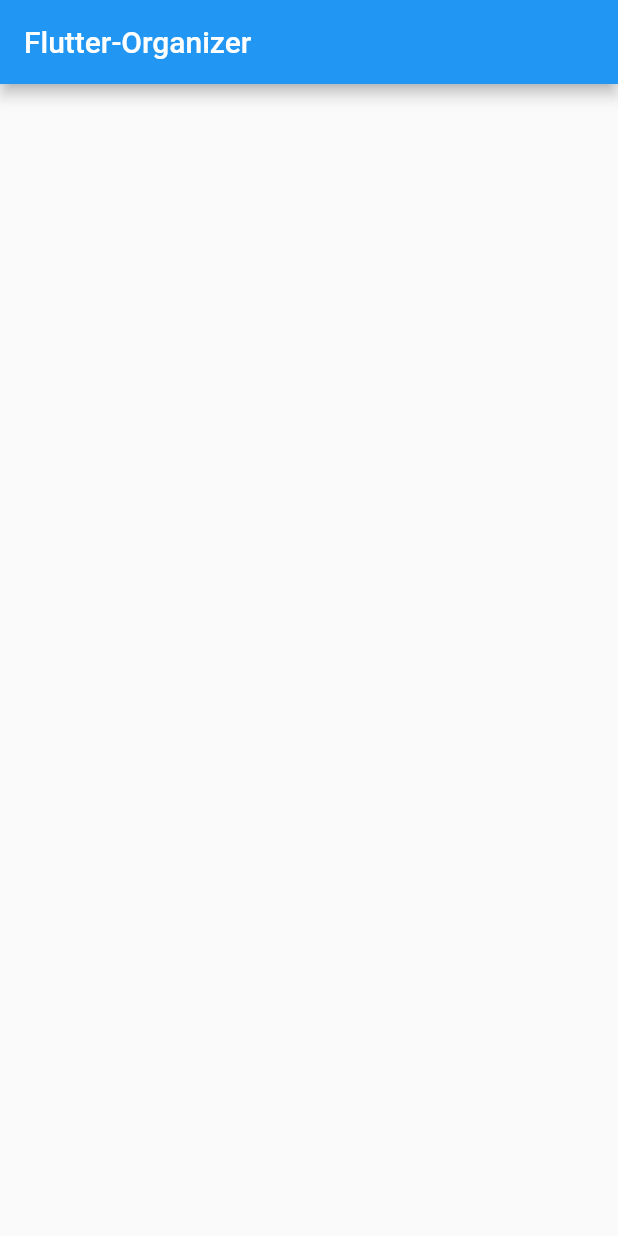
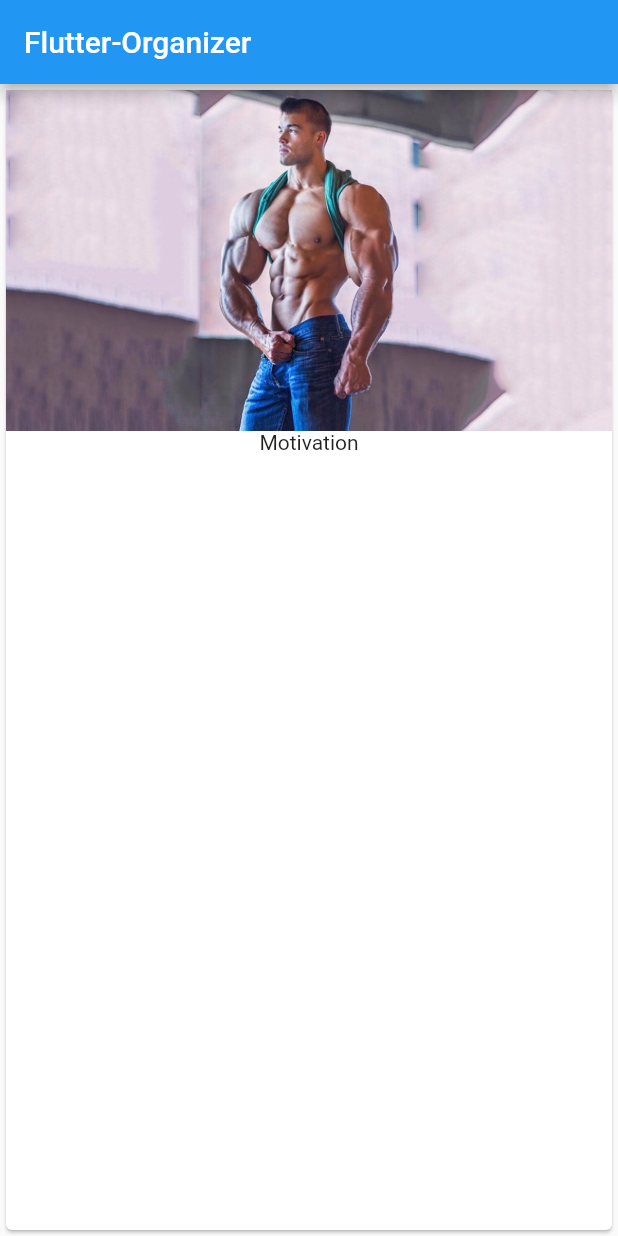
Before and after one commit to mikol4j/flutter-organizer, a Flutter app: the screen it shows after launch, on a phone screen of 412 x 824 dp. Run offline on Flutter 3.47's test engine with Material 2 defaults, Android fonts, the phone set to English and light mode, and no system bars.

Commit message:
add sample card

```diff
--- a/lib/main.dart
+++ b/lib/main.dart
@@ -2,16 +2,26 @@ import 'package:flutter/material.dart';
 
 void main() => runApp(new MyApp());
 
-class MyApp extends StatelessWidget {
+class MyApp extends StatefulWidget {
+  @override
+  State<StatefulWidget> createState() {
+    // TODO: implement createState
+    return _MyAppState();
+  }
+}
+
+class _MyAppState extends State<MyApp> {
   // This widget is the root of your application.
   @override
   Widget build(context) {
     return new MaterialApp(
-home: Scaffold(
-  appBar: AppBar(
-    title: Text('Flutter-Organizer')
-  ),
-),
+      home: Scaffold(
+        appBar: AppBar(title: Text('Flutter-Organizer')),
+        body:  Card(child: Column(children: <Widget>[
+          Image.asset('assets/bb.jpg'),
+          Text('Motivation')
+        ],),),
+      ),
     );
   }
 }
--- a/pubspec.yaml
+++ b/pubspec.yaml
@@ -34,8 +34,8 @@ flutter:
   uses-material-design: true
 
   # To add assets to your application, add an assets section, like this:
-  # assets:
-  #  - images/a_dot_burr.jpeg
+  assets:
+  - assets/bb.jpg
   #  - images/a_dot_ham.jpeg
 
   # An image asset can refer to one or more resolution-specific "variants", see
```
Also changed, not shown: assets/bb.jpg (added).
